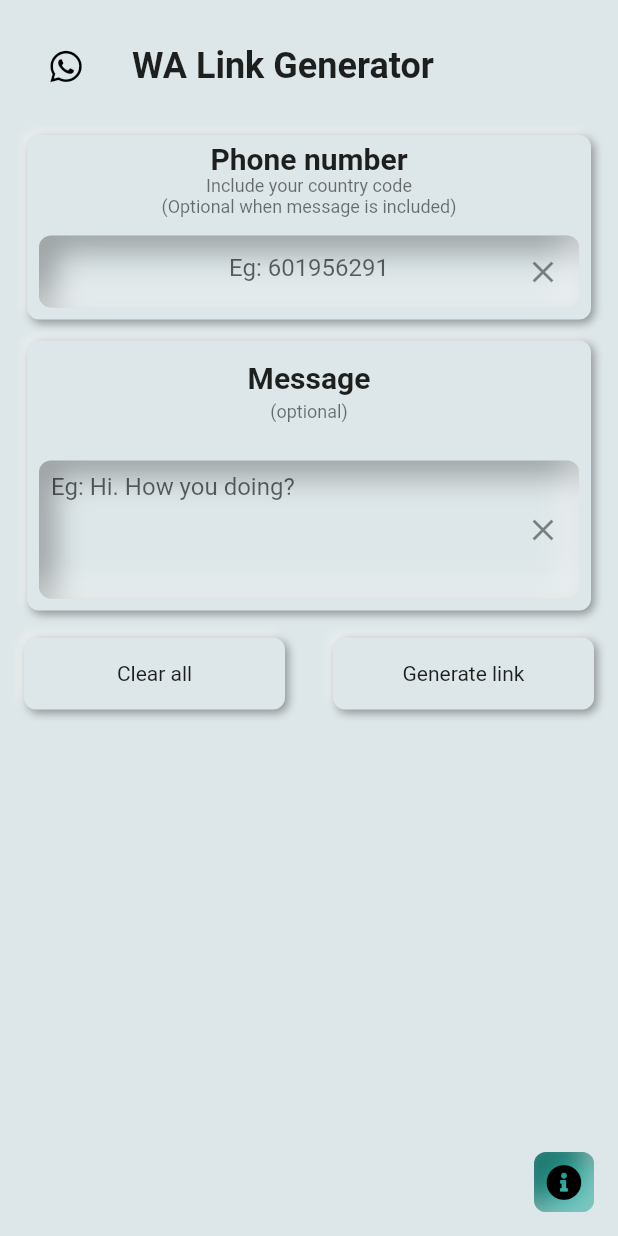
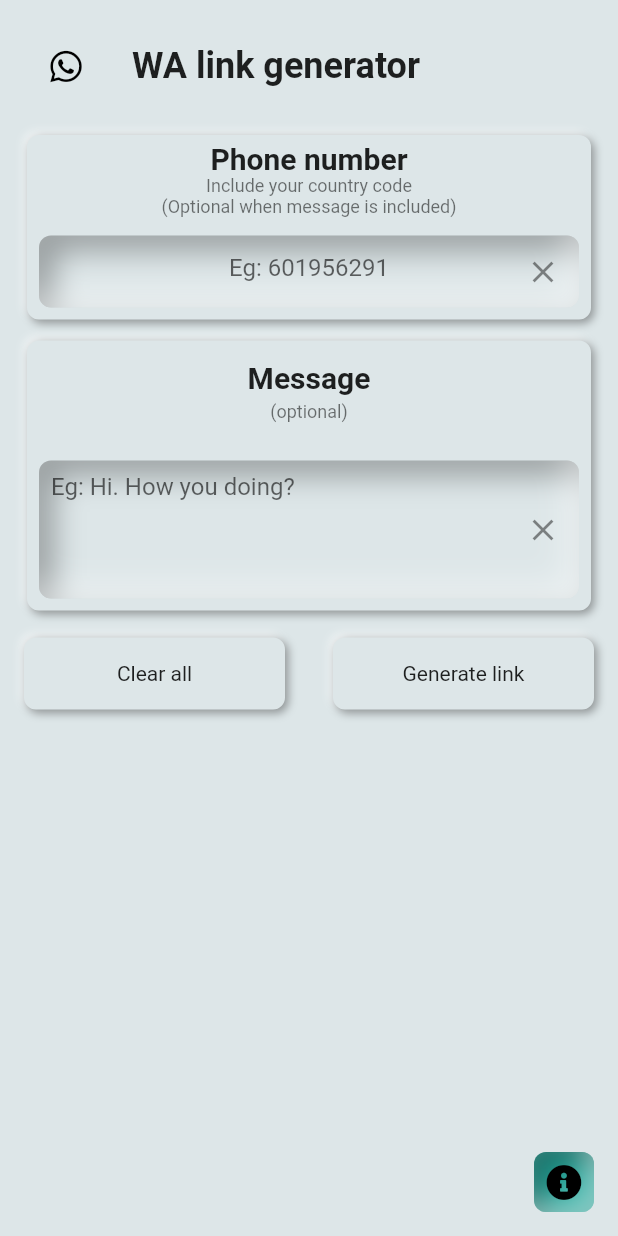
Before and after one commit to iqfareez/whatsapp_link_generator, a Flutter app: the screen it shows after launch, on a phone screen of 412 x 824 dp. Run offline on Flutter 3.47's test engine with Material 2 defaults, Android fonts, the phone set to English and light mode, and no system bars; drawn by our look-alikes of flutter_neumorphic; our stand-ins replace auto_size_text, font_awesome_flutter, qr_flutter, share; missing offline and left inert: keyboard_avoider.

Commit message:
Update appName, copyright inf :fire: Remove firebase web link

```diff
--- a/lib/main.dart
+++ b/lib/main.dart
@@ -11,19 +11,24 @@
 }
 
 class MyApp extends StatelessWidget {
-  // This widget is the root of your application.
+  final appName = 'WA link generator';
   @override
   Widget build(BuildContext context) {
     return NeumorphicApp(
-      debugShowCheckedModeBanner: false,
-      title: 'WhatsApp link generator',
+      // debugShowCheckedModeBanner: false,
+      title: appName,
       themeMode: ThemeMode.light,
-      home: MyHomePage(),
+      home: MyHomePage(
+        appName: appName,
+      ),
     );
   }
 }
 
 class MyHomePage extends StatelessWidget {
+  MyHomePage({this.appName});
+  final String appName;
+
   @override
   Widget build(BuildContext context) {
     return GestureDetector(
@@ -34,7 +39,7 @@
         appBar: NeumorphicAppBar(
           leading: Icon(FontAwesomeIcons.whatsapp),
           title: Text(
-            'WA Link Generator',
+            appName,
             style: TextStyle(fontWeight: FontWeight.bold),
           ),
         ),
@@ -45,18 +50,14 @@
             showAboutDialog(
               //TODO: Settlekan tempat ni
               context: context,
-                applicationName: 'WhatsApp Link Generator',
+              applicationName: appName,
               applicationVersion: '1.2.8-F+5',
-                applicationLegalese: '© maplerr 2020',
+              applicationLegalese: 'Copyright © Muhammad Fareez 2021',
               applicationIcon: Image.network(
                 IconImageUrl,
                 width: 60.0,
               ),
               children: <Widget>[
-                  FlatButton(
-                    onPressed: () {},
-                    child: Text('https://whatsapp-quick-link.web.app/'),
-                  ),
                 Row(
                   crossAxisAlignment: CrossAxisAlignment.center,
                   mainAxisAlignment: MainAxisAlignment.spaceAround,
@@ -87,12 +88,13 @@
                       ),
                       onPressed: () {
                         _launchURL(context,
-                              'https://github.com/fareezMaple/WhatsApp-Link-Generator-Flutter');
+                            'https://github.com/iqfareez/WhatsApp-Link-Generator-Flutter');
                       },
                     ),
                   ],
                 ),
-                ]);
+              ],
+            );
           },
           child: Center(child: FaIcon(FontAwesomeIcons.infoCircle)),
           tooltip: 'Info',
```
Lines whose indentation alone changed are shown as unchanged.
